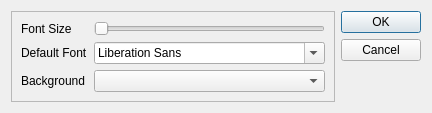
Qt form reader/src/settingsdialog.ui (eugmes/epubreader) before a commit.
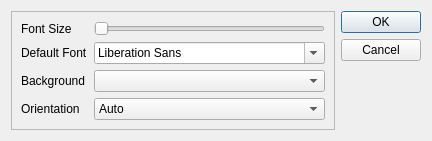
The same form after that commit.

Commit message: Make window orientation configurable

The edit to the form file:
```diff
--- a/reader/src/settingsdialog.ui
+++ b/reader/src/settingsdialog.ui
@@ -12,14 +12,6 @@
       <bool>true</bool>
      </property>
      <widget class="QWidget" name="scrollAreaWidgetContents">
-      <property name="geometry">
-       <rect>
-        <x>0</x>
-        <y>0</y>
-        <width>304</width>
-        <height>93</height>
-       </rect>
-      </property>
       <layout class="QGridLayout" name="gridLayout" columnstretch="1,0">
        <item row="0" column="0">
         <widget class="QLabel" name="label">
@@ -81,6 +73,38 @@
          </property>
         </widget>
        </item>
+       <item row="3" column="0">
+        <widget class="QLabel" name="label_3">
+         <property name="text">
+          <string>Orientation</string>
+         </property>
+        </widget>
+       </item>
+       <item row="3" column="1">
+        <widget class="QComboBox" name="orientationComboBox">
+         <property name="sizePolicy">
+          <sizepolicy hsizetype="Expanding" vsizetype="Fixed">
+           <horstretch>0</horstretch>
+           <verstretch>0</verstretch>
+          </sizepolicy>
+         </property>
+         <item>
+          <property name="text">
+           <string>Auto</string>
+          </property>
+         </item>
+         <item>
+          <property name="text">
+           <string>Landscape</string>
+          </property>
+         </item>
+         <item>
+          <property name="text">
+           <string>Portrait</string>
+          </property>
+         </item>
+        </widget>
+       </item>
       </layout>
      </widget>
     </widget>
```
Left out of the diff: 6 changed lines with no effect on the pictures. The commit also changes 11 other files.
